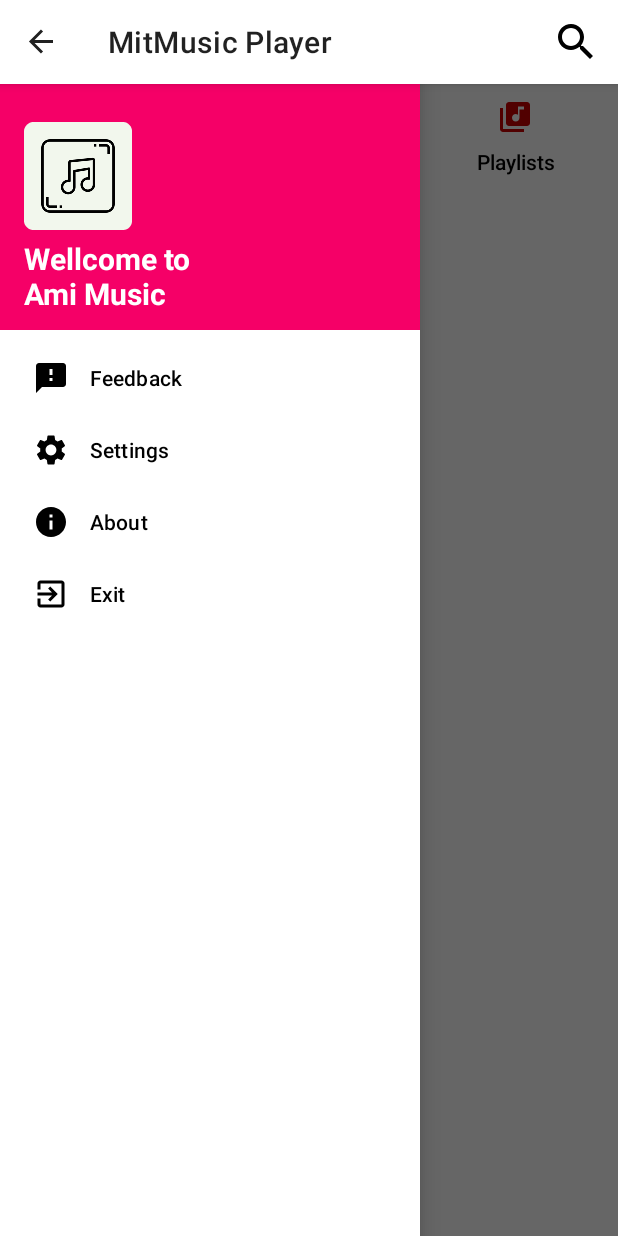
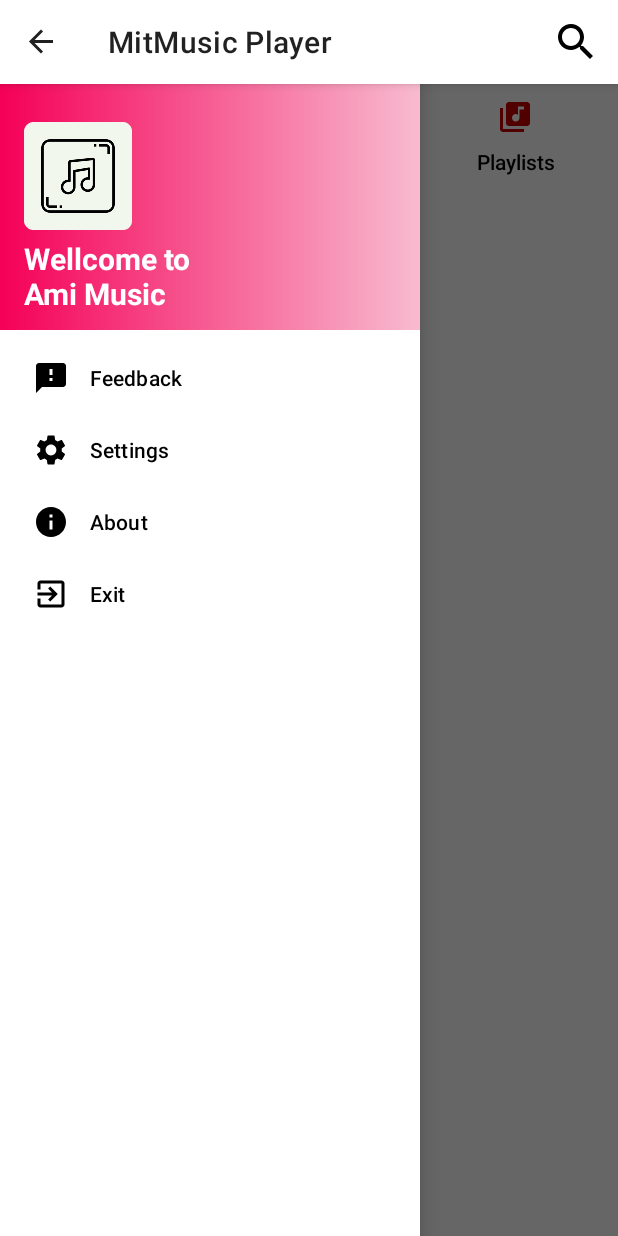
Before and after one commit to MithuBitz/MitMusic, an Android app: the screen it shows after launch (MainActivity), with the side drawer open, on a phone screen of 412 x 824 dp. Run offline under Robolectric (Android 15) with nearby library versions, the light colour scheme and no system bars.

Commit message:
Theme settings Functionality --change theme color useing setting panel -- change the gradient of the nav menu header image

```diff
--- a/app/src/main/java/com/example/mitmusicplayer/MainActivity.kt
+++ b/app/src/main/java/com/example/mitmusicplayer/MainActivity.kt
@@ -9,6 +9,7 @@ import android.os.Bundle
 import android.provider.MediaStore
 import android.view.Menu
 import android.view.MenuItem
+import android.widget.LinearLayout
 import android.widget.Toast
 import androidx.appcompat.app.ActionBarDrawerToggle
 import androidx.appcompat.app.AlertDialog
@@ -35,6 +36,7 @@ class MainActivity : AppCompatActivity() {
         var themeIndex: Int = 0
         val currentTheme = arrayOf(R.style.coolPink, R.style.coolBlue, R.style.coolPurple, R.style.coolGreen, R.style.coolBlack)
         val currentThemeNav = arrayOf(R.style.coolPinkNav, R.style.coolBLueNav, R.style.coolPurpleNav, R.style.coolGreenNav, R.style.coolBlackNav)
+        val curentGradient = arrayOf(R.drawable.gradient_pink, R.drawable.gradient_blue, R.drawable.gradient_purple, R.drawable.gradient_green, R.drawable.gradient_black)
     }
 
     override fun onCreate(savedInstanceState: Bundle?) {
@@ -222,6 +224,9 @@ class MainActivity : AppCompatActivity() {
 
     override fun onCreateOptionsMenu(menu: Menu?): Boolean {
         menuInflater.inflate(R.menu.search_view_menu, menu)
+        //For setting the background gradient
+        findViewById<LinearLayout>(R.id.linearLayoutNav)?.setBackgroundResource(curentGradient[themeIndex])
+
         val searchView = menu?.findItem(R.id.searchView)?.actionView as SearchView
         searchView.setOnQueryTextListener(object : SearchView.OnQueryTextListener{
             override fun onQueryTextSubmit(query: String?): Boolean = true  // This function is used when user press submit after typeing
--- /dev/null
+++ b/app/src/main/res/drawable/gradient_black.xml
@@ -0,0 +1,8 @@
+<?xml version="1.0" encoding="utf-8"?>
+<shape xmlns:android="http://schemas.android.com/apk/res/android" android:shape="rectangle">
+    <gradient
+        android:startColor="@color/black"
+        android:endColor="@color/white"
+        android:type="linear"/>
+
+</shape>
--- /dev/null
+++ b/app/src/main/res/drawable/gradient_blue.xml
@@ -0,0 +1,8 @@
+<?xml version="1.0" encoding="utf-8"?>
+<shape xmlns:android="http://schemas.android.com/apk/res/android" android:shape="rectangle">
+    <gradient
+        android:startColor="#0091EA"
+        android:endColor="#BBDEFB"
+        android:type="linear"/>
+
+</shape>
--- /dev/null
+++ b/app/src/main/res/drawable/gradient_green.xml
@@ -0,0 +1,8 @@
+<?xml version="1.0" encoding="utf-8"?>
+<shape xmlns:android="http://schemas.android.com/apk/res/android" android:shape="rectangle">
+    <gradient
+        android:startColor="#64DD17"
+        android:endColor="#CBE6C9"
+        android:type="linear"/>
+
+</shape>
--- /dev/null
+++ b/app/src/main/res/drawable/gradient_pink.xml
@@ -0,0 +1,8 @@
+<?xml version="1.0" encoding="utf-8"?>
+<shape xmlns:android="http://schemas.android.com/apk/res/android" android:shape="rectangle">
+    <gradient
+        android:startColor="#F50057"
+        android:endColor="#F8BBD0"
+        android:type="linear"/>
+
+</shape>
--- /dev/null
+++ b/app/src/main/res/drawable/gradient_purple.xml
@@ -0,0 +1,8 @@
+<?xml version="1.0" encoding="utf-8"?>
+<shape xmlns:android="http://schemas.android.com/apk/res/android" android:shape="rectangle">
+    <gradient
+        android:startColor="#FF6200EE"
+        android:endColor="#D1C4E9"
+        android:type="linear"/>
+
+</shape>
--- a/app/src/main/res/layout/nav_header.xml
+++ b/app/src/main/res/layout/nav_header.xml
@@ -1,6 +1,7 @@
 <?xml version="1.0" encoding="utf-8"?>
 <LinearLayout
     xmlns:android="http://schemas.android.com/apk/res/android"
+    android:id="@+id/linearLayoutNav"
     android:layout_width="match_parent"
     android:layout_height="170dp"
     android:padding="16dp"
```
